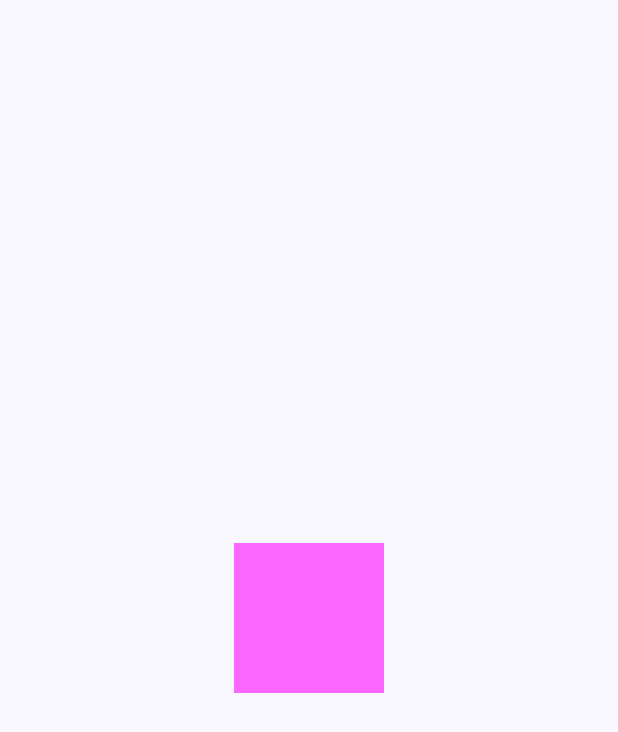
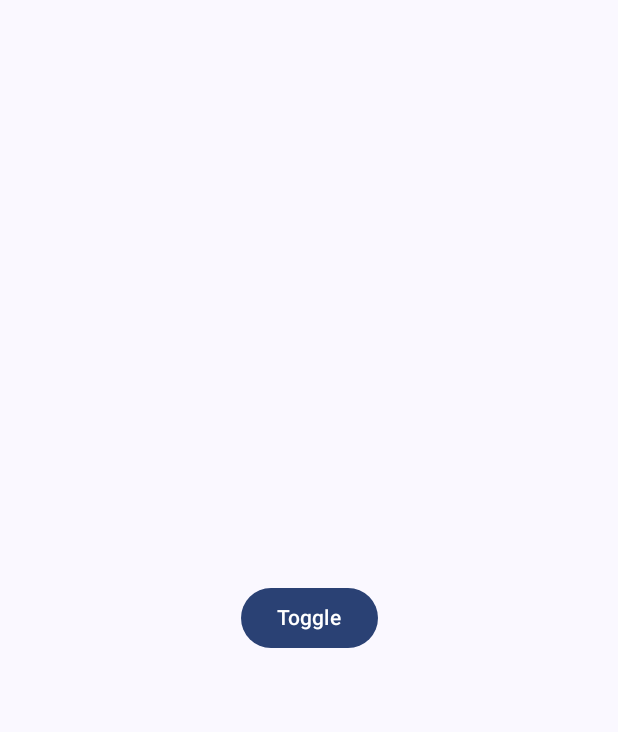
Before and after one commit to sandpaper-hub/JetpackComposeLearn, an Android app built with Jetpack Compose: the screen it shows after launch (MainActivity), on a phone screen of 412 x 824 dp. Shown: the top 732 px of the screen. Run offline under Robolectric (Android 15) with nearby library versions, the phone set to English and light mode, and no system bars; our stand-ins replace constraintlayout-compose.

Commit message:
AnimateEnterExit Example

```diff
--- a/app/src/main/java/com/compose/jetpackcomposelearn/MainActivity.kt
+++ b/app/src/main/java/com/compose/jetpackcomposelearn/MainActivity.kt
@@ -10,6 +10,7 @@ import androidx.compose.material3.Scaffold
 import androidx.compose.runtime.Composable
 import androidx.compose.ui.Modifier
 import androidx.compose.ui.tooling.preview.Preview
+import com.compose.jetpackcomposelearn.animation.AnimateEnterExitExample
 import com.compose.jetpackcomposelearn.animation.InfiniteTransitionExample
 import com.compose.jetpackcomposelearn.ui.theme.JetpackComposeLearnTheme
 
@@ -32,7 +33,7 @@ class MainActivity : ComponentActivity() {
 @Composable
 @Suppress("FunctionName")
 fun MainExample(modifier: Modifier = Modifier) {
-    InfiniteTransitionExample(modifier)
+    AnimateEnterExitExample(modifier)
 }
 
 @Preview(name = "Galaxy S23 Plus", widthDp = 393, heightDp = 851)
--- /dev/null
+++ b/app/src/main/java/com/compose/jetpackcomposelearn/animation/AnimateEnterExit.kt
@@ -0,0 +1,77 @@
+package com.compose.jetpackcomposelearn.animation
+
+import androidx.compose.animation.AnimatedVisibility
+import androidx.compose.animation.EnterTransition
+import androidx.compose.animation.ExitTransition
+import androidx.compose.animation.core.LinearOutSlowInEasing
+import androidx.compose.animation.core.tween
+import androidx.compose.animation.fadeIn
+import androidx.compose.animation.fadeOut
+import androidx.compose.animation.scaleIn
+import androidx.compose.animation.scaleOut
+import androidx.compose.animation.slideInHorizontally
+import androidx.compose.animation.slideOutHorizontally
+import androidx.compose.foundation.layout.Column
+import androidx.compose.foundation.layout.fillMaxSize
+import androidx.compose.material3.Button
+import androidx.compose.material3.Text
+import androidx.compose.runtime.Composable
+import androidx.compose.runtime.getValue
+import androidx.compose.runtime.mutableStateOf
+import androidx.compose.runtime.remember
+import androidx.compose.runtime.setValue
+import androidx.compose.ui.Alignment
+import androidx.compose.ui.Modifier
+import androidx.constraintlayout.compose.ConstraintLayout
+
+@Composable
+@Suppress("FunctionName")
+fun AnimateEnterExitExample(modifier: Modifier) {
+    var visible by remember { mutableStateOf(false) }
+
+    ConstraintLayout(modifier.then(Modifier.fillMaxSize())) {
+        val (button, animatedVisibility) = createRefs()
+
+        Button(onClick = { visible = !visible }, modifier = Modifier.constrainAs(button) {
+            centerHorizontallyTo(parent)
+            centerVerticallyTo(parent)
+        }) {
+            Text("Toggle")
+        }
+
+        AnimatedVisibility(visible = visible, modifier = Modifier.constrainAs(animatedVisibility) {
+            centerHorizontallyTo(parent)
+            top.linkTo(button.bottom)
+        },
+            enter = EnterTransition.None,
+            exit = ExitTransition.None) {
+            Column(horizontalAlignment = Alignment.CenterHorizontally) {
+                Text(
+                    "Fade + Slide",
+                    modifier = Modifier.animateEnterExit(
+                        enter = fadeIn(animationSpec = tween(900)) + // 2 секунды
+                                slideInHorizontally(
+                                    initialOffsetX = { fullWidth -> -fullWidth },
+                                    animationSpec = tween(900)
+                                ),
+                        exit = fadeOut(animationSpec = tween(900)) +
+                                slideOutHorizontally(
+                                    targetOffsetX = { fullWidth -> fullWidth },
+                                    animationSpec = tween(900)
+                                )
+                    )
+                )
+                Text(
+                    "Scale",
+                    modifier = Modifier.animateEnterExit(
+                        enter = scaleIn(
+                            animationSpec = tween(2000, easing = LinearOutSlowInEasing)
+                        ),
+                        exit = scaleOut(animationSpec = tween(2000))
+                    )
+                )
+
+            }
+        }
+    }
+}
```
